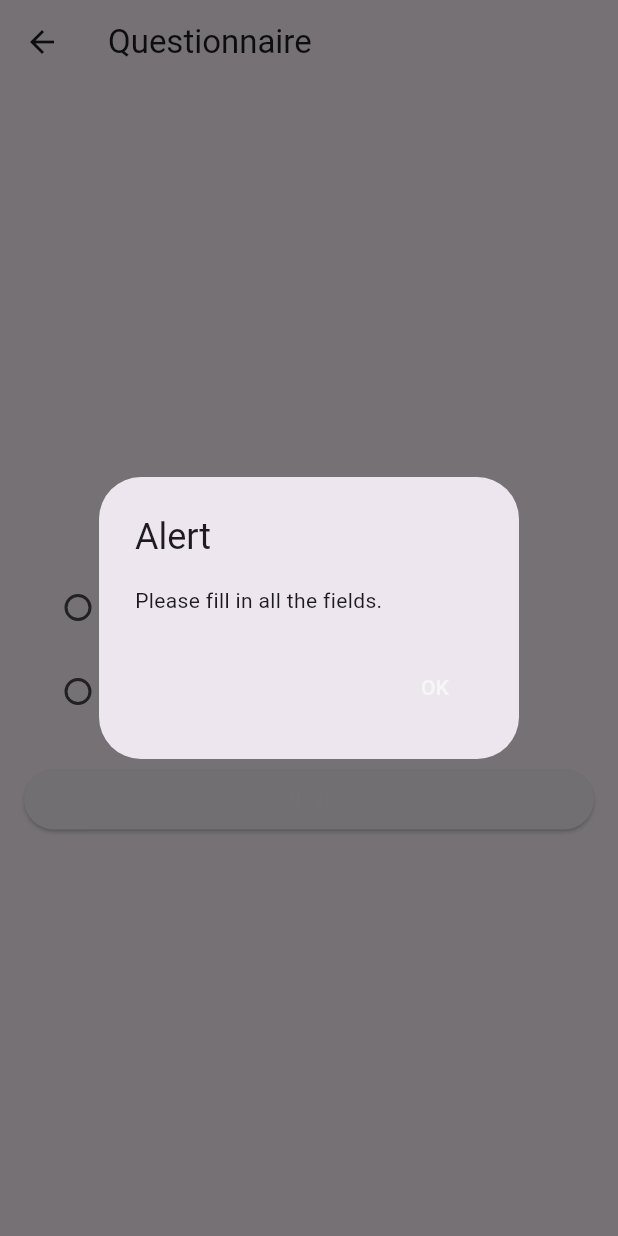
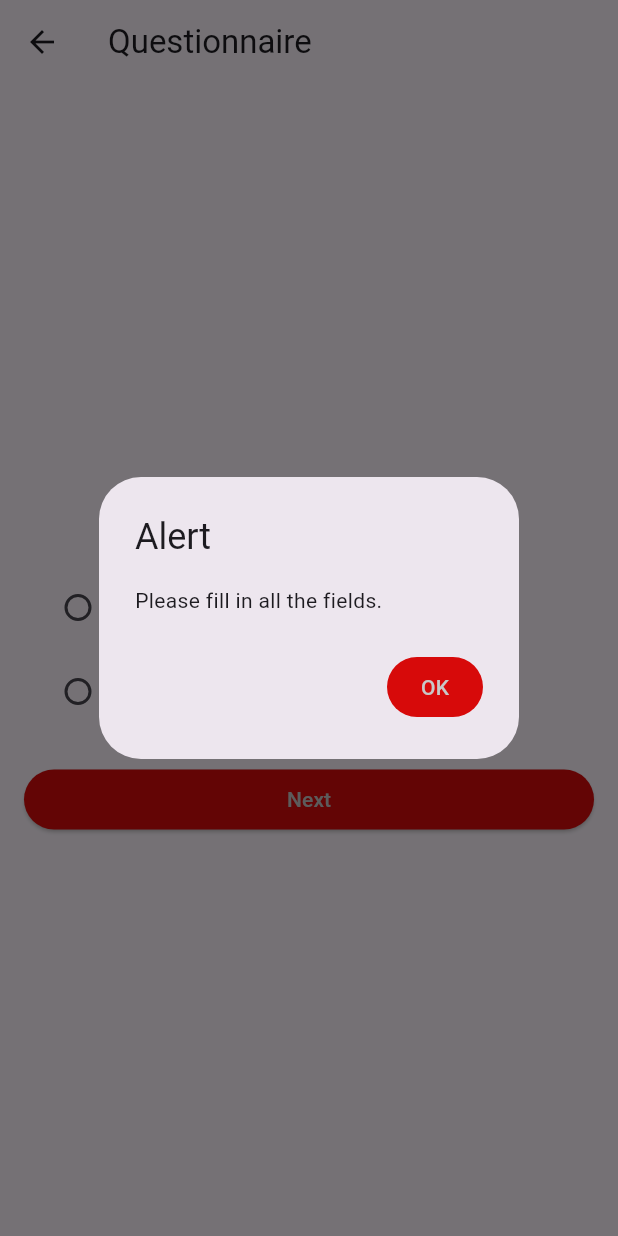
Before and after one commit to fouda19/KhayalApp, a Flutter app: the MyHomePage screen opened directly, after a tap on "Next", on a phone screen of 412 x 824 dp. Run offline on Flutter 3.47's test engine with Material 3 defaults, Android fonts, the phone set to English and light mode, and no system bars; our stand-ins replace flutter_dotenv, flutter_image_slideshow, font_awesome_flutter, google_fonts; missing offline and left inert: mailer.

Commit message:
fixed transparent bg and text fields

```diff
--- a/khayalfit/lib/main.dart
+++ b/khayalfit/lib/main.dart
@@ -25,7 +25,7 @@
       theme: ThemeData(
 
         colorScheme: ColorScheme.fromSeed(seedColor: Colors.deepPurple,
-        primary: Color.fromARGB(255, 247, 246, 246),
+        primary: Color.fromARGB(255, 200, 200, 200),
         secondary: Color.fromARGB(255, 215, 10, 10),
         tertiary: Color.fromARGB(255, 23, 23, 23),
         shadow: Color.fromARGB(255, 212, 207, 207),
--- a/khayalfit/lib/pages/homepage.dart
+++ b/khayalfit/lib/pages/homepage.dart
@@ -1,3 +1,5 @@
+// ignore_for_file: depend_on_referenced_packages, avoid_print
+
 import 'package:flutter/material.dart';
 import 'package:flutter/services.dart';
 import 'package:flutter/widgets.dart';
@@ -16,7 +18,7 @@ class MyHomePage extends StatefulWidget {
 
 enum QuestionType { text, radio, dropdown, multipleFields }
 
-class nutritionReport1 {
+class NutritionReport1 {
   int proteinNormalMin;
   int proteinNormalMax;
   int proteinGrowthMin;
@@ -25,7 +27,7 @@ class nutritionReport1 {
   int carbsMax;
   int bmr;
 
-  nutritionReport1(
+  NutritionReport1(
       this.proteinNormalMin,
       this.proteinNormalMax,
       this.proteinGrowthMin,
@@ -110,16 +112,15 @@ class _MyHomePageState extends State<MyHomePage> {
       ],
     ),
     Question(
-      "What is your age range?",
-      QuestionType.dropdown,
-      options: ["18-25", "26-35", "36-45", "46+"],
+      "Nutrition Report",
+      QuestionType.text,
     ),
   ];
   int _currentQuestionIndex = 0;
-  Map<int, dynamic> _answers = {};
-  Map<int, bool> _isValid = {};
-  Map<int, bool> _isEmailValid = {};
-  nutritionReport1 _rep = nutritionReport1(0, 0, 0, 0, 0, 0, 0);
+  final Map<int, dynamic> _answers = {};
+  final Map<int, bool> _isValid = {};
+  final Map<int, bool> _isEmailValid = {};
+  final NutritionReport1 _rep = NutritionReport1(0, 0, 0, 0, 0, 0, 0);
 
   Future<void> sendEmail() async {
     final smtpServer = SmtpServer(
@@ -166,7 +167,7 @@ class _MyHomePageState extends State<MyHomePage> {
           _currentQuestionIndex++;
         });
         _pageController.nextPage(
-          duration: Duration(milliseconds: 300),
+          duration: const Duration(milliseconds: 300),
           curve: Curves.easeInOut,
         );
       }
@@ -177,14 +178,18 @@ class _MyHomePageState extends State<MyHomePage> {
           context: context,
           builder: (context) {
             return AlertDialog(
-              title: Text('Alert'),
-              content: Text('Please fill in all the fields.'),
+              title: const Text('Alert'),
+              content: const Text('Please fill in all the fields.'),
               actions: [
                 TextButton(
                   onPressed: () {
                     Navigator.of(context).pop();
                   },
-                  child: Text('OK'),
+                  style: ButtonStyle(
+                    backgroundColor: WidgetStateProperty.all<Color>(
+                        Theme.of(context).colorScheme.secondary),
+                  ),
+                  child: const Text('OK'),
                 ),
               ],
             );
@@ -201,7 +206,7 @@ class _MyHomePageState extends State<MyHomePage> {
         _currentQuestionIndex--;
       });
       _pageController.previousPage(
-        duration: Duration(milliseconds: 300),
+        duration: const Duration(milliseconds: 300),
         curve: Curves.easeInOut,
       );
     }
@@ -238,21 +243,25 @@ class _MyHomePageState extends State<MyHomePage> {
         });
       }
       _pageController.nextPage(
-        duration: Duration(milliseconds: 300),
+        duration: const Duration(milliseconds: 300),
         curve: Curves.easeInOut,
       );
       showDialog(
         context: context,
         builder: (context) {
           return AlertDialog(
-            title: Text('Thank You'),
-            content: Text('Your data has been received.'),
+            title: const Text('Thank You'),
+            content: const Text('Your data has been received.'),
             actions: [
               TextButton(
                 onPressed: () {
                   Navigator.of(context).pop();
                 },
-                child: Text('OK'),
+                style: ButtonStyle(
+                  backgroundColor: WidgetStateProperty.all<Color>(
+                      Theme.of(context).colorScheme.secondary),
+                ),
+                child: const Text('OK'),
               ),
             ],
           );
@@ -265,14 +274,18 @@ class _MyHomePageState extends State<MyHomePage> {
           context: context,
           builder: (context) {
             return AlertDialog(
-              title: Text('Alert'),
-              content: Text('Please fill in all the fields.'),
+              title: const Text('Alert'),
+              content: const Text('Please fill in all the fields.'),
               actions: [
                 TextButton(
                   onPressed: () {
                     Navigator.of(context).pop();
                   },
-                  child: Text('OK'),
+                  style: ButtonStyle(
+                    backgroundColor: WidgetStateProperty.all<Color>(
+                        Theme.of(context).colorScheme.secondary),
+                  ),
+                  child: const Text('OK'),
                 ),
               ],
             );
@@ -284,14 +297,18 @@ class _MyHomePageState extends State<MyHomePage> {
             context: context,
             builder: (context) {
               return AlertDialog(
-                title: Text('Alert'),
-                content: Text('Email and Confirm Email do not match.'),
+                title: const Text('Alert'),
+                content: const Text('Email and Confirm Email do not match.'),
                 actions: [
                   TextButton(
                     onPressed: () {
                       Navigator.of(context).pop();
                     },
-                    child: Text('OK'),
+                    style: ButtonStyle(
+                      backgroundColor: WidgetStateProperty.all<Color>(
+                          Theme.of(context).colorScheme.secondary),
+                    ),
+                    child: const Text('OK'),
                   ),
                 ],
               );
@@ -364,11 +381,11 @@ class _MyHomePageState extends State<MyHomePage> {
       return Scaffold(
         // to show the questionnaire
         appBar: AppBar(
-          title: Text('Questionnaire'),
+          title: const Text('Questionnaire'),
         ),
         body: PageView.builder(
           controller: _pageController,
-          physics: NeverScrollableScrollPhysics(),
+          physics: const NeverScrollableScrollPhysics(),
           itemCount: _questions.length,
           itemBuilder: (context, index) {
             final question = _questions[index];
@@ -380,42 +397,48 @@ class _MyHomePageState extends State<MyHomePage> {
                 children: [
                   Text(
                     question.text,
-                    style: TextStyle(fontSize: 24),
+                    style: const TextStyle(fontSize: 24),
                     textAlign: TextAlign.center,
                   ),
-                  SizedBox(height: 20),
+                  const SizedBox(height: 20),
                   if (question.type == QuestionType.text)
                     TextField(
                       onChanged: (value) => _saveAnswer(index, value),
                       keyboardType: TextInputType.number,
+                      decoration: InputDecoration(
+                        fillColor: const Color.fromARGB(255, 255, 255, 255),
+                        filled: true,
+                        border: OutlineInputBorder(
+                            borderRadius: BorderRadius.circular(20.0)),
+                        labelText: 'Your Answer',
+                        hintStyle: const TextStyle(color: Colors.black),
+                      ),
                       inputFormatters: [FilteringTextInputFormatter.digitsOnly],
-                      decoration: InputDecoration(
-                        border: OutlineInputBorder(),
-                        labelText: 'Your Answer',
-                      ),
                     ),
                   if (question.type == QuestionType.radio)
                     ...question.options!.map((option) {
                       return RadioListTile(
                         title: Text(option),
                         value: option,
+                        activeColor: Colors.black,
                         groupValue: _answers[index],
                         onChanged: (value) =>
                             setState(() => _saveAnswer(index, value)),
                       );
+                      // ignore: unnecessary_to_list_in_spreads
                     }).toList(),
-                  if (question.type == QuestionType.dropdown)
-                    DropdownButton<String>(
-                      value: _answers[index],
-                      onChanged: (value) =>
-                          setState(() => _saveAnswer(index, value)),
-                      items: question.options!.map((String option) {
-                        return DropdownMenuItem<String>(
-                          value: option,
-                          child: Text(option),
-                        );
-                      }).toList(),
-                    ),
+                  // if (question.type == QuestionType.dropdown)
+                  //   DropdownButton<String>(
+                  //     value: _answers[index],
+                  //     onChanged: (value) =>
+                  //         setState(() => _saveAnswer(index, value)),
+                  //     items: question.options!.map((String option) {
+                  //       return DropdownMenuItem<String>(
+                  //         value: option,
+                  //         child: Text(option),
+                  //       );
+                  //     }).toList(),
+                  //   ),
                   if (question.type == QuestionType.multipleFields &&
                       question.subQuestions != null)
                     Expanded(
@@ -430,9 +453,9 @@ class _MyHomePageState extends State<MyHomePage> {
                               children: [
                                 Text(
                                   subQuestion.text,
-                                  style: TextStyle(fontSize: 18),
+                                  style: const TextStyle(fontSize: 18),
                                 ),
-                                SizedBox(height: 8),
+                                const SizedBox(height: 8),
                                 if (subQuestion.text ==
                                     'Phone Number') // to make sure phone number is entered in digits only
                                   TextField(
@@ -442,7 +465,9 @@ class _MyHomePageState extends State<MyHomePage> {
                                     onChanged: (value) =>
                                         _saveSubAnswer(index, subIndex, value),
                                     decoration: InputDecoration(
-                                      border: OutlineInputBorder(),
+                                      border: OutlineInputBorder(
+                                          borderRadius:
+                                              BorderRadius.circular(20.0)),
                                       labelText: subQuestion.text,
                                     ),
                                   )
@@ -451,7 +476,9 @@ class _MyHomePageState extends State<MyHomePage> {
                                     onChanged: (value) =>
                                         _saveSubAnswer(index, subIndex, value),
                                     decoration: InputDecoration(
-                                      border: OutlineInputBorder(),
+                                      border: OutlineInputBorder(
+                                          borderRadius:
+                                              BorderRadius.circular(20.0)),
                                       labelText: subQuestion.text,
                                     ),
                                   ),
@@ -461,26 +488,38 @@ class _MyHomePageState extends State<MyHomePage> {
                         },
                       ),
                     ),
-                  SizedBox(height: 20),
+                  const SizedBox(height: 20),
                   if (_currentQuestionIndex <
                       _questions.length -
                           2) // to show next button if there are more questions
                     ElevatedButton(
                       onPressed: _nextQuestion,
-                      child: Text('Next'),
+                      style: ButtonStyle(
+                        backgroundColor: WidgetStateProperty.all<Color>(
+                            Theme.of(context).colorScheme.secondary),
+                      ),
+                      child: const Text('Next'),
                     )
                   else if (_currentQuestionIndex !=
                       _questions.length -
                           1) // to show submit button if there are no more questions and not at the report page
                     ElevatedButton(
                       onPressed: _submitAnswers,
-                      child: Text('Submit'),
+                      style: ButtonStyle(
+                        backgroundColor: WidgetStateProperty.all<Color>(
+                            Theme.of(context).colorScheme.secondary),
+                      ),
+                      child: const Text('Submit'),
                     ),
                   if (_currentQuestionIndex >
                       0) // to show back button if there are previous questions
                     ElevatedButton(
                       onPressed: _previousQuestion,
-                      child: Text('Back'),
+                      style: ButtonStyle(
+                        backgroundColor: WidgetStateProperty.all<Color>(
+                            Theme.of(context).colorScheme.secondary),
+                      ),
+                      child: const Text('Back'),
                     ),
                 ],
               ),
@@ -492,43 +531,47 @@ class _MyHomePageState extends State<MyHomePage> {
       // to show the report page
       return Scaffold(
         appBar: AppBar(
-          title: Text('Nutrition Report'),
+          title: const Text('Nutrition Report'),
         ),
         body: Column(
           mainAxisAlignment: MainAxisAlignment.center,
           crossAxisAlignment: CrossAxisAlignment.stretch,
           children: [
-            Text(
+            const Text(
               'Your Nutrition Report',
               style: TextStyle(fontSize: 24),
               textAlign: TextAlign.center,
             ),
-            SizedBox(height: 20),
+            const SizedBox(height: 20),
             Text(
               'Protein Intake for Normal Health: ${_rep.proteinNormalMin} - ${_rep.proteinNormalMax} grams',
-              style: TextStyle(fontSize: 18),
+              style: const TextStyle(fontSize: 18),
             ),
             Text(
               'Protein Intake for Growth: ${_rep.proteinGrowthMin} - ${_rep.proteinGrowthMax} grams',
-              style: TextStyle(fontSize: 18),
+              style: const TextStyle(fontSize: 18),
             ),
             Text(
               'Carbs Intake: ${_rep.carbsMin} - ${_rep.carbsMax} grams',
-              style: TextStyle(fontSize: 18),
+              style: const TextStyle(fontSize: 18),
             ),
-            Text(
+            const Text(
               'Fats Intake: 15% - 35% of daily calories intake',
               style: TextStyle(fontSize: 18),
             ),
             Text(
               'BMR: ${_rep.bmr} calories',
-              style: TextStyle(fontSize: 18),
+              style: const TextStyle(fontSize: 18),
             ),
             ElevatedButton(
               onPressed: () {
                 Navigator.of(context).pop();
               },
-              child: Text('OK'),
+              style: ButtonStyle(
+                backgroundColor: WidgetStateProperty.all<Color>(
+                    Theme.of(context).colorScheme.secondary),
+              ),
+              child: const Text('OK'),
             ),
           ],
         ),
```
